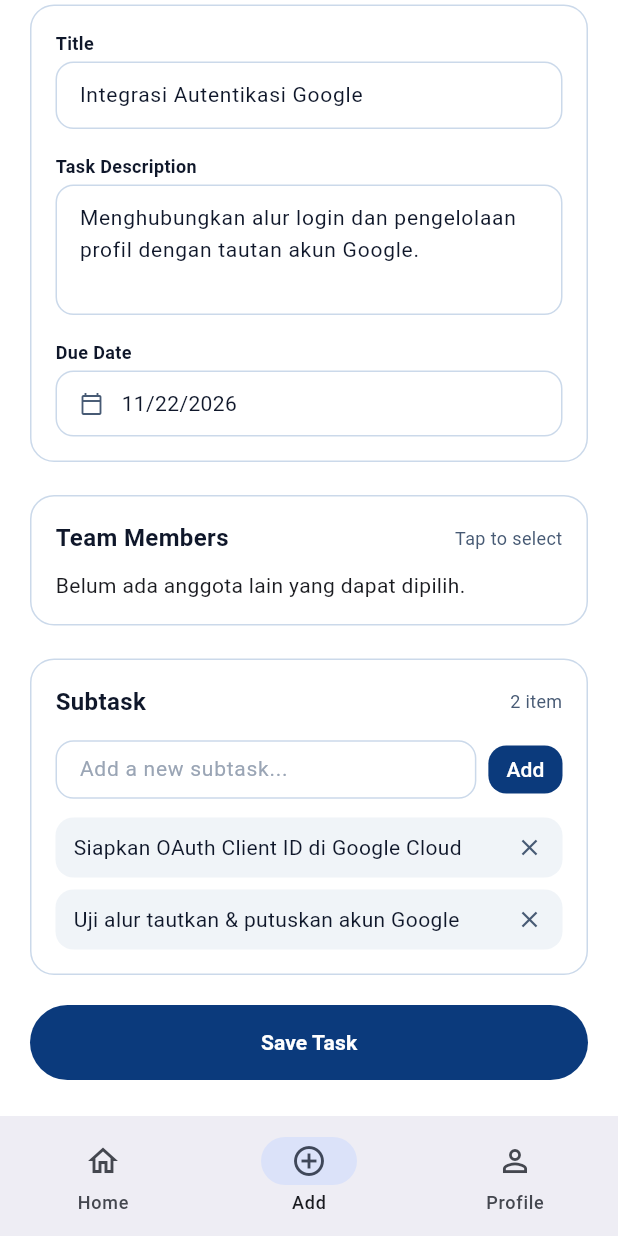
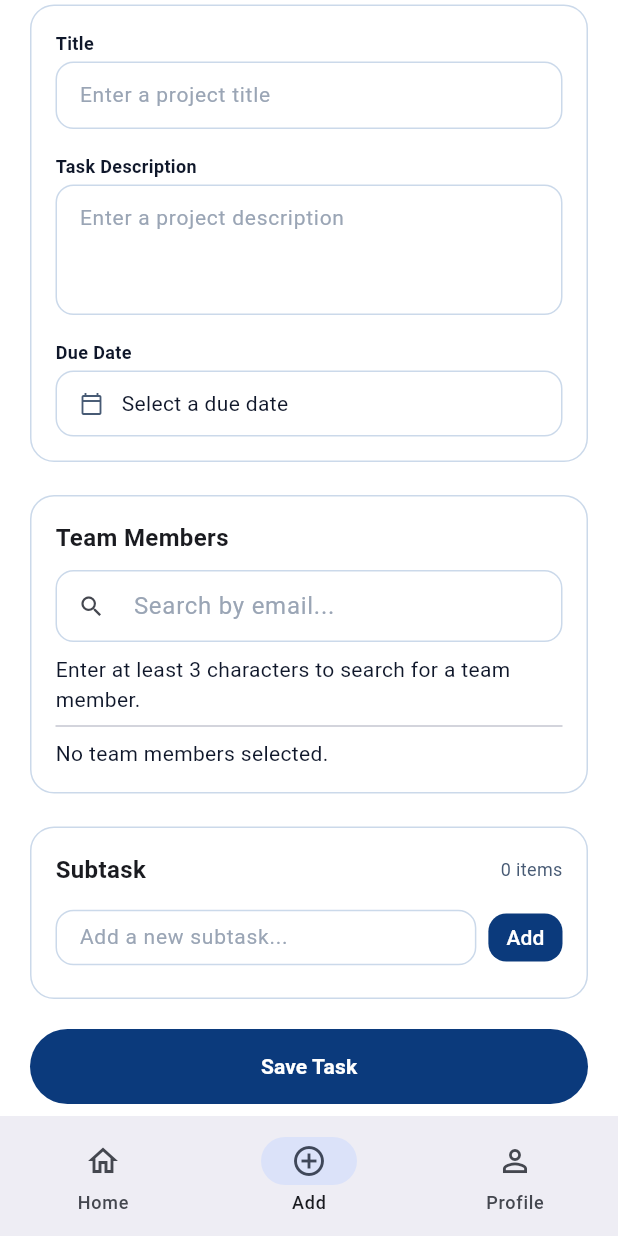
Before and after one commit to kelompk-2-tracktify/tracktify, a Flutter app: the screen it shows once a user with an empty profile is signed in, item 2 of the bottom bar chosen, scrolled down 83 dp, on a phone screen of 412 x 824 dp. Run offline on Flutter 3.47's test engine with Material 3 defaults, Android fonts, the phone set to English and light mode, and no system bars; our stand-ins replace flutter_riverpod, go_router, google_sign_in, supabase_flutter; accounts and stored records are empty.

Commit message:
feat: refine manage task and project card

```diff
--- a/lib/features/project/manage_task_screen.dart
+++ b/lib/features/project/manage_task_screen.dart
@@ -1,3 +1,5 @@
+import 'dart:async';
+
 import 'package:flutter/material.dart';
 import 'package:flutter_riverpod/flutter_riverpod.dart';
 import 'package:go_router/go_router.dart';
@@ -33,38 +35,46 @@ class ManageTaskScreen extends ConsumerStatefulWidget {
 }
 
 class _ManageTaskScreenState extends ConsumerState<ManageTaskScreen> {
-  late Future<List<Map<String, dynamic>>> _profiles;
+  final _emailSearch = TextEditingController();
+  final _selectedNames = <String, String>{};
+  Timer? _debounce;
+  Future<List<Map<String, dynamic>>>? _results;
 
-  final _title = TextEditingController(text: 'Integrasi Autentikasi Google');
-  final _description = TextEditingController(
-    text: 'Menghubungkan alur login dan pengelolaan profil dengan tautan akun Google.',
-  );
+  final _title = TextEditingController();
+  final _description = TextEditingController();
   final _newSubtask = TextEditingController();
+  final _descriptionFocus = FocusNode();
+  final _subtaskFocus = FocusNode();
   final _titleFocus = FocusNode();
   final _selectedMemberIds = <String>{};
-  final _subtasks = [
-    'Siapkan OAuth Client ID di Google Cloud',
-    'Uji alur tautkan & putuskan akun Google',
-  ];
-  DateTime _dueDate = DateTime(2026, 11, 22);
+  final _subtasks = <String>[];
+  DateTime? _dueDate;
   bool _showTitleError = false;
   bool _saving = false;
 
-  @override
-  void initState() {
-    super.initState();
-    _profiles = _fetchProfiles();
+  void _search(String value) {
+    _debounce?.cancel();
+    setState(() => _results = null);
+    final query = value.trim();
+    if (query.length < 3) return;
+    _debounce = Timer(const Duration(milliseconds: 350), () {
+      setState(() {
+        _results = ref
+            .read(projectRepositoryProvider)
+            .searchProfilesByEmail(query);
+      });
+    });
   }
-
-  Future<List<Map<String, dynamic>>> _fetchProfiles() => ref
-      .read(projectRepositoryProvider)
-      .fetchProfiles(excludeCurrentUser: true);
 
   @override
   void dispose() {
+    _debounce?.cancel();
+    _emailSearch.dispose();
     _title.dispose();
     _description.dispose();
     _newSubtask.dispose();
+    _descriptionFocus.dispose();
+    _subtaskFocus.dispose();
     _titleFocus.dispose();
     super.dispose();
   }
@@ -72,18 +82,11 @@ class _ManageTaskScreenState extends ConsumerState<ManageTaskScreen> {
   Future<void> _pickDueDate() async {
     final date = await showDatePicker(
       context: context,
-      initialDate: _dueDate,
+      initialDate: _dueDate ?? DateTime.now(),
       firstDate: DateTime(1900),
       lastDate: DateTime(2100, 12, 31),
     );
     if (date != null && mounted) setState(() => _dueDate = date);
-  }
-
-  void _addSubtask() {
-    final title = _newSubtask.text.trim();
-    if (title.isEmpty) return;
-    setState(() => _subtasks.add(title));
-    _newSubtask.clear();
   }
 
   Future<void> _save() async {
@@ -92,7 +95,23 @@ class _ManageTaskScreenState extends ConsumerState<ManageTaskScreen> {
     if (name.isEmpty) {
       setState(() => _showTitleError = true);
       _titleFocus.requestFocus();
-      _showMessage('Title wajib diisi.');
+      _showMessage('Enter a project title.');
+      return;
+    }
+
+    final description = _description.text.trim();
+    if (description.isEmpty) {
+      _descriptionFocus.requestFocus();
+      _showMessage('Enter a project description.');
+      return;
+    }
+    if (_dueDate == null) {
+      _showMessage('Select a due date.');
+      return;
+    }
+    if (_subtasks.isEmpty) {
+      _subtaskFocus.requestFocus();
+      _showMessage('Add at least one subtask.');
       return;
     }
 
@@ -104,7 +123,7 @@ class _ManageTaskScreenState extends ConsumerState<ManageTaskScreen> {
           .read(projectRepositoryProvider)
           .createProject(
             name: name,
-            description: _description.text,
+            description: description,
             dueDate: _dueDate,
             memberIds: _selectedMemberIds.toList(),
             subtasks: List.of(_subtasks),
@@ -112,16 +131,69 @@ class _ManageTaskScreenState extends ConsumerState<ManageTaskScreen> {
     } catch (_) {
       if (mounted) {
         setState(() => _saving = false);
-        _showMessage('Proyek gagal disimpan. Silakan coba lagi.');
+        _showMessage('Could not save the project. Please try again.');
       }
       return;
     }
 
     container.invalidate(projectsProvider);
     if (!mounted) return;
-    setState(() => _saving = false);
-    _showMessage('Proyek berhasil disimpan.');
+    _debounce?.cancel();
+    _emailSearch.clear();
+    _title.clear();
+    _description.clear();
+    _newSubtask.clear();
+    setState(() {
+      _saving = false;
+      _results = null;
+      _selectedMemberIds.clear();
+      _selectedNames.clear();
+      _subtasks.clear();
+      _dueDate = null;
+    });
+    _showMessage('Project saved.');
     context.go('/home');
+  }
+
+  Widget _profileTile(Map<String, dynamic> profile) {
+    final id = profile['id'] as String;
+    final name = (profile['full_name'] as String?)?.trim() ?? '';
+    final label = name.isEmpty ? 'Unnamed member' : name;
+    final words = name.split(RegExp(r'\s+'));
+    final initials = words.length == 1
+        ? name.characters.take(2).toString()
+        : words.first.characters.first + words.last.characters.first;
+    final url = Uri.tryParse((profile['avatar_url'] as String?)?.trim() ?? '');
+    final hasPhoto =
+        url != null &&
+        url.host.isNotEmpty &&
+        (url.scheme == 'https' || url.scheme == 'http');
+    final selected = _selectedMemberIds.contains(id);
+    return ListTile(
+      contentPadding: EdgeInsets.zero,
+      leading: CircleAvatar(
+        foregroundImage: hasPhoto ? NetworkImage(url.toString()) : null,
+        onForegroundImageError: hasPhoto ? (_, _) {} : null,
+        child: Text(initials.isEmpty ? '?' : initials.toUpperCase()),
+      ),
+      title: Text(label),
+      subtitle: Text(profile['email'] as String),
+      trailing: Icon(selected ? Icons.check_circle : Icons.add_circle_outline),
+      selected: selected,
+      onTap: selected
+          ? null
+          : () => setState(() {
+              _selectedMemberIds.add(id);
+              _selectedNames[id] = label;
+            }),
+    );
+  }
+
+  void _addSubtask() {
+    final title = _newSubtask.text.trim();
+    if (title.isEmpty) return;
+    setState(() => _subtasks.add(title));
+    _newSubtask.clear();
   }
 
   void _showMessage(String message) {
@@ -156,7 +228,10 @@ class _ManageTaskScreenState extends ConsumerState<ManageTaskScreen> {
                   focusNode: _titleFocus,
                   textInputAction: TextInputAction.next,
                   decoration: _fieldDecoration.copyWith(
-                    errorText: _showTitleError ? 'Title wajib diisi' : null,
+                    hintText: 'Enter a project title',
+                    errorText: _showTitleError
+                        ? 'Enter a project title'
+                        : null,
                   ),
                   onChanged: (value) {
                     if (_showTitleError && value.trim().isNotEmpty) {
@@ -170,9 +245,12 @@ class _ManageTaskScreenState extends ConsumerState<ManageTaskScreen> {
                 TextField(
                   style: _bodyStyle,
                   controller: _description,
+                  focusNode: _descriptionFocus,
                   minLines: 3,
                   maxLines: 6,
-                  decoration: _fieldDecoration,
+                  decoration: _fieldDecoration.copyWith(
+                    hintText: 'Enter a project description',
+                  ),
                 ),
                 const SizedBox(height: 16),
                 const Text('Due Date', style: _labelStyle),
@@ -192,7 +270,9 @@ class _ManageTaskScreenState extends ConsumerState<ManageTaskScreen> {
                         const SizedBox(width: 12),
                         Flexible(
                           child: Text(
-                            DateFormat('MM/dd/yyyy').format(_dueDate),
+                            _dueDate == null
+                                ? 'Select a due date'
+                                : DateFormat('MM/dd/yyyy').format(_dueDate!),
                             style: _bodyStyle,
                           ),
                         ),
@@ -205,10 +285,30 @@ class _ManageTaskScreenState extends ConsumerState<ManageTaskScreen> {
             const SizedBox(height: 22),
             _SectionCard(
               children: [
-                const _CardHeader('Team Members', 'Tap to select'),
+                const Text(
+                  'Team Members',
+                  style: TextStyle(fontSize: 16, fontWeight: FontWeight.w700),
+                ),
                 const SizedBox(height: 10),
+                TextField(
+                  controller: _emailSearch,
+                  keyboardType: TextInputType.emailAddress,
+                  autocorrect: false,
+                  decoration: _fieldDecoration.copyWith(
+                    hintText: 'Search by email...',
+                    prefixIcon: const Icon(Icons.search),
+                  ),
+                  onChanged: _search,
+                ),
+                const SizedBox(height: 8),
+                if (_emailSearch.text.trim().length < 3)
+                  const Text(
+                    'Enter at least 3 characters to search for a team member.',
+                    style: _bodyStyle,
+                  )
+                else
                   FutureBuilder<List<Map<String, dynamic>>>(
-                  future: _profiles,
+                    future: _results,
                     builder: (context, snapshot) {
                       if (snapshot.connectionState != ConnectionState.done) {
                         return const Center(child: CircularProgressIndicator());
@@ -216,85 +316,84 @@ class _ManageTaskScreenState extends ConsumerState<ManageTaskScreen> {
                       if (snapshot.hasError) {
                         return Column(
                           children: [
-                          const Text('Daftar anggota gagal dimuat.'),
+                            const Text('Could not search for team members.'),
                             TextButton(
-                            onPressed: () => setState(() {
-                              _profiles = _fetchProfiles();
-                            }),
-                            child: const Text('Coba lagi'),
+                              onPressed: () => _search(_emailSearch.text),
+                              child: const Text('Try again'),
                             ),
                           ],
                         );
                       }
                       final profiles = snapshot.requireData;
                       if (profiles.isEmpty) {
-                      return const Text(
-                        'Belum ada anggota lain yang dapat dipilih.',
+                        return const Text('No matching email addresses found.');
+                      }
+                      return Material(
+                        type: MaterialType.transparency,
+                        child: Column(
+                          children: profiles.map(_profileTile).toList(),
+                        ),
                       );
-                    }
-                    return Wrap(
+                    },
+                  ),
+                const Divider(),
+                if (_selectedMemberIds.isEmpty)
+                  const Text(
+                    'No team members selected.',
+                    style: _bodyStyle,
+                  )
+                else
+                  Wrap(
                     spacing: 8,
                     runSpacing: 6,
-                      children: profiles.map((profile) {
-                        final id = profile['id'] as String;
-                        final name = (profile['full_name'] as String?)?.trim();
-                        final isSelected = _selectedMemberIds.contains(id);
-                        return FilterChip(
+                    children: [
+                      for (final id in _selectedMemberIds)
+                        InputChip(
                           key: ValueKey(id),
-                          label: Text(
-                            name == null || name.isEmpty ? 'Tanpa nama' : name,
+                          label: Text(_selectedNames[id]!),
+                          onDeleted: () => setState(() {
+                            _selectedMemberIds.remove(id);
+                            _selectedNames.remove(id);
+                          }),
                         ),
-                          selected: isSelected,
-                          selectedColor: AppColors.navy,
-                          backgroundColor: Colors.white,
-                          shape: const StadiumBorder(),
-                          showCheckmark: false,
-                          side: BorderSide(
-                            color: isSelected ? AppColors.navy : _outline,
-                          ),
-                          padding: EdgeInsets.zero,
-                          labelPadding: const EdgeInsets.symmetric(
-                            horizontal: 10,
-                          ),
-                          visualDensity: VisualDensity.compact,
-                          materialTapTargetSize:
-                              MaterialTapTargetSize.shrinkWrap,
-                          labelStyle: TextStyle(
-                            fontSize: 12,
-                            fontWeight: FontWeight.w600,
-                            color: isSelected ? Colors.white : AppColors.text,
-                          ),
-                          onSelected: (selected) => setState(() {
-                            if (selected) {
-                              _selectedMemberIds.add(id);
-                            } else {
-                              _selectedMemberIds.remove(id);
-                            }
-                          }),
-                        );
-                      }).toList(),
-                    );
-                  },
+                    ],
                   ),
               ],
             ),
             const SizedBox(height: 22),
             _SectionCard(
               children: [
-                _CardHeader('Subtask', '${_subtasks.length} item'),
+                Row(
+                  children: [
+                    const Expanded(
+                      child: Text(
+                        'Subtask',
+                        style: TextStyle(
+                          fontSize: 16,
+                          fontWeight: FontWeight.w700,
+                        ),
+                      ),
+                    ),
+                    Text(
+                      '${_subtasks.length} ${_subtasks.length == 1 ? 'item' : 'items'}',
+                      style: const TextStyle(fontSize: 12, color: _secondary),
+                    ),
+                  ],
+                ),
                 const SizedBox(height: 10),
                 Row(
                   children: [
                     Expanded(
                       child: TextField(
                         controller: _newSubtask,
+                        focusNode: _subtaskFocus,
                         style: _bodyStyle,
                         decoration: _fieldDecoration.copyWith(
+                          hintText: 'Add a new subtask...',
                           contentPadding: const EdgeInsets.symmetric(
                             horizontal: 12,
-                            vertical: 9,
+                            vertical: 8,
                           ),
-                          hintText: 'Add a new subtask...',
                         ),
                         onSubmitted: (_) => _addSubtask(),
                       ),
@@ -311,14 +410,14 @@ class _ManageTaskScreenState extends ConsumerState<ManageTaskScreen> {
                         ),
                       ),
                       onPressed: _addSubtask,
-                      child: const Text('Add'),
+                      child: const Text('Add', semanticsLabel: 'Add Subtask'),
                     ),
                   ],
                 ),
-                for (var i = 0; i < _subtasks.length; i++) ...[
-                  const SizedBox(height: 8),
+                for (var i = 0; i < _subtasks.length; i++)
                   Container(
-                    padding: const EdgeInsets.only(left: 12, right: 2),
+                    margin: const EdgeInsets.only(top: 8),
+                    padding: const EdgeInsets.only(left: 12, right: 4),
                     decoration: BoxDecoration(
                       color: const Color(0xFFF0F4F8),
                       borderRadius: BorderRadius.circular(12),
@@ -327,20 +426,19 @@ class _ManageTaskScreenState extends ConsumerState<ManageTaskScreen> {
                       children: [
                         Expanded(child: Text(_subtasks[i], style: _bodyStyle)),
                         IconButton(
-                          tooltip: 'Hapus ${_subtasks[i]}',
+                          tooltip: 'Remove subtask',
+                          visualDensity: VisualDensity.compact,
                           icon: const Icon(
                             Icons.close,
-                            size: 18,
+                            size: 16,
                             color: _secondary,
                           ),
-                          visualDensity: VisualDensity.compact,
                           onPressed: () =>
                               setState(() => _subtasks.removeAt(i)),
                         ),
                       ],
                     ),
                   ),
-                ],
               ],
             ),
             const SizedBox(height: 20),
@@ -377,38 +475,3 @@ class _SectionCard extends StatelessWidget {
     );
   }
 }
-
-class _CardHeader extends StatelessWidget {
-  final String title;
-  final String caption;
-
-  const _CardHeader(this.title, this.caption);
-
-  @override
-  Widget build(BuildContext context) {
-    return Row(
-      mainAxisAlignment: MainAxisAlignment.spaceBetween,
-      children: [
-        Expanded(
-          child: Text(
-            title,
-            style: const TextStyle(
-              fontSize: 16,
-              fontWeight: FontWeight.w600,
-              color: AppColors.text,
-            ),
-          ),
-        ),
-        const SizedBox(width: 8),
-        Flexible(
-          fit: FlexFit.loose,
-          child: Text(
-            caption,
-            textAlign: TextAlign.end,
-            style: const TextStyle(fontSize: 12, color: _secondary),
-          ),
-        ),
-      ],
-    );
-  }
-}
```
Also changed, not shown: lib/core/widgets/project_card.dart (+24 -9 lines), lib/features/project/project_repository.dart (+15 -8 lines). Lines whose indentation alone changed are shown as unchanged.
